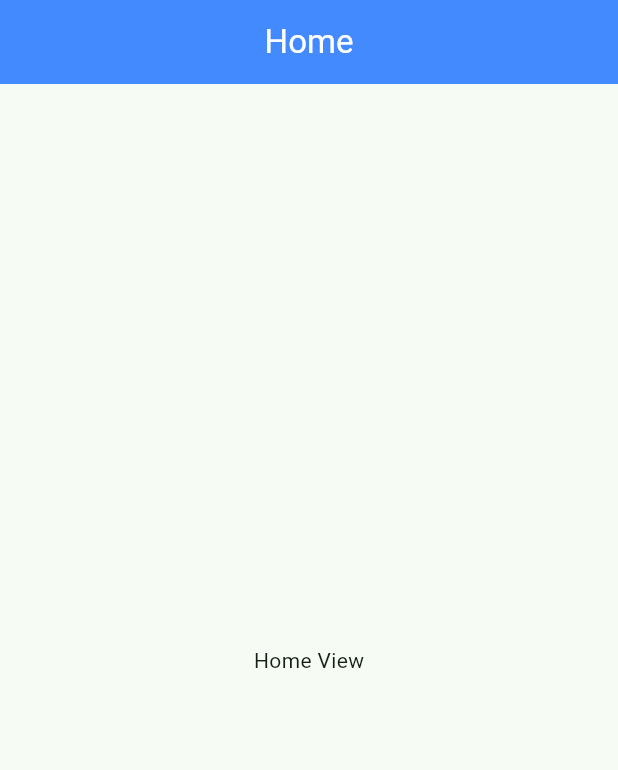
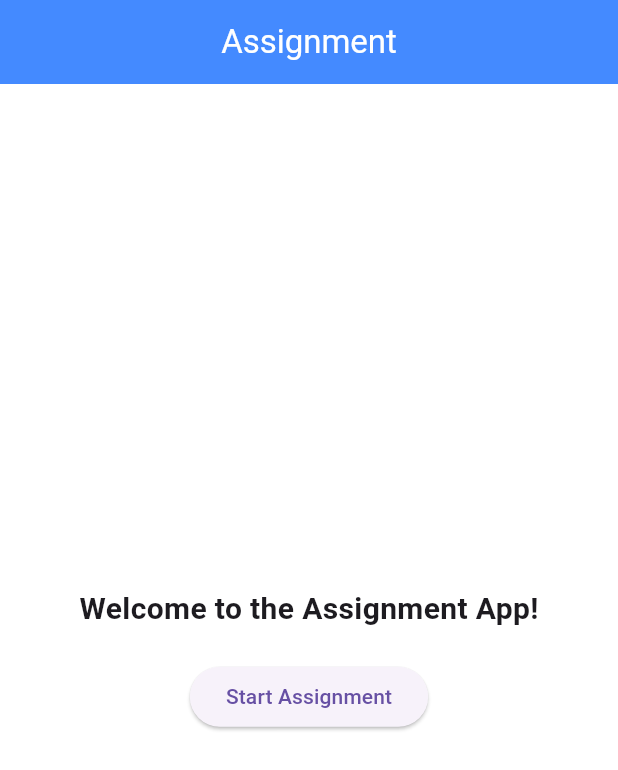
Before and after one commit to TarekLotfy30/assignment-module, a Flutter app: the screen it shows after launch, on a phone screen of 412 x 824 dp. Shown: the top 770 px of the screen. Run offline on Flutter 3.47's test engine with Material 3 defaults, Android fonts, the phone set to English and light mode, and no system bars; our stand-ins replace get.

Commit message:
Add assignment flow with questions, scoring, and navigation
Implements a complete assignment  feature using GetX for state management and routing.
Introduces question models, a controller to handle assignment logic and scoring, and updates the UI to guide users through questions and display results.

```diff
--- a/lib/app/assignment_app.dart
+++ b/lib/app/assignment_app.dart
@@ -1,5 +1,8 @@
+import 'package:assignment/core/routing/app_router.dart';
+import 'package:assignment/core/routing/routes_name.dart';
 import 'package:assignment/features/home/view/screen/home_view.dart';
 import 'package:flutter/material.dart';
+import 'package:get/get_navigation/src/root/get_material_app.dart';
 
 class AssignmentApp extends StatelessWidget {
   const AssignmentApp({super.key});
@@ -7,13 +10,15 @@ class AssignmentApp extends StatelessWidget {
   // This widget is the root of your application.
   @override
   Widget build(BuildContext context) {
-    return MaterialApp(
+    return GetMaterialApp(
       debugShowCheckedModeBanner: false,
       theme: ThemeData(
-        colorScheme: ColorScheme.fromSeed(seedColor: Colors.greenAccent),
+        visualDensity: VisualDensity.adaptivePlatformDensity,
+        scaffoldBackgroundColor: Colors.white,
         useMaterial3: true,
       ),
-      home: const HomeView(),
+      initialRoute: RoutesName.homeView,
+      getPages: AppRouter.routes,
     );
   }
 }
--- a/lib/core/routing/app_router.dart
+++ b/lib/core/routing/app_router.dart
@@ -12,7 +12,6 @@ class AppRouter {
       name: RoutesName.homeView,
       page: () => HomeView(),
       transition: Transition.fadeIn,
-
     ),
     GetPage(
       name: RoutesName.assignmentView,
@@ -21,7 +20,7 @@ class AppRouter {
     ),
     GetPage(
       name: RoutesName.scoreView,
-      page: () => ScoreView(),
+      page: () => ScoreView(score: 0, total: 0),
       transition: Transition.fadeIn,
     ),
   ];
--- a/lib/features/home/view/screen/home_view.dart
+++ b/lib/features/home/view/screen/home_view.dart
@@ -1,6 +1,7 @@
 import 'package:assignment/features/home/view/widgets/home_view_body.dart';
 import 'package:flutter/material.dart';
 
+// translate-me-ignore-all-file
 class HomeView extends StatelessWidget {
   const HomeView({super.key});
 
@@ -8,7 +9,7 @@ class HomeView extends StatelessWidget {
   Widget build(BuildContext context) {
     return Scaffold(
       appBar: AppBar(
-        title: const Text('Home', style: TextStyle(color: Colors.white)),
+        title: const Text('Assignment', style: TextStyle(color: Colors.white)),
         centerTitle: true,
         backgroundColor: Colors.blueAccent,
       ),
--- a/lib/features/home/view/widgets/home_view_body.dart
+++ b/lib/features/home/view/widgets/home_view_body.dart
@@ -1,10 +1,31 @@
+import 'package:assignment/core/routing/routes_name.dart';
 import 'package:flutter/material.dart';
+import 'package:get/get_core/src/get_main.dart';
+import 'package:get/get_navigation/get_navigation.dart';
 
+// translate-me-ignore-all-file
 class HomeViewBody extends StatelessWidget {
   const HomeViewBody({super.key});
 
   @override
   Widget build(BuildContext context) {
-    return const Center(child: Text('Home View'));
+    return Center(
+      child: Column(
+        mainAxisAlignment: MainAxisAlignment.center,
+        children: [
+          const Text(
+            'Welcome to the Assignment App!',
+            style: TextStyle(fontSize: 20, fontWeight: FontWeight.bold),
+          ),
+          const SizedBox(height: 20),
+          ElevatedButton(
+            onPressed: () {
+              Get.toNamed(RoutesName.assignmentView);
+            },
+            child: const Text('Start Assignment'),
+          ),
+        ],
+      ),
+    );
   }
 }
```
Also changed, not shown: lib/features/assignment/controller/assignment_controller.dart (added, +34 -0 lines), lib/features/assignment/model/question_model.dart (added, +46 -0 lines), lib/features/assignment/view/screen/assignment_view.dart (+12 -3 lines), lib/features/assignment/view/screen/score_view.dart (+11 -2 lines), lib/features/assignment/view/widgets/assignment_view_body.dart (added, +93 -0 lines).
